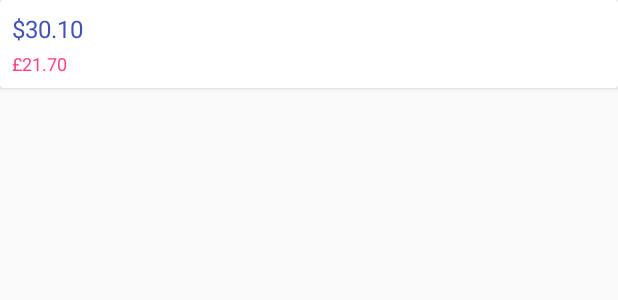
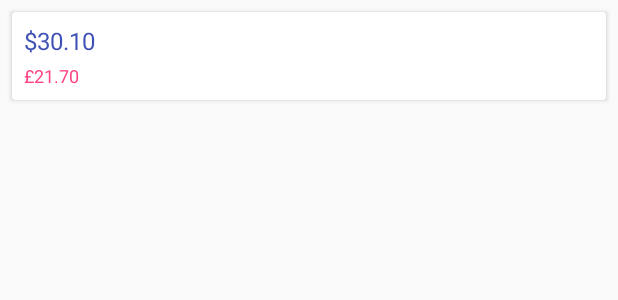
Before and after one commit to akshayt23/TransactionsViewer, an Android app: the layout transaction_item.xml on its own in the app's theme, with its tools: preview values and no code run, on a phone screen of 412 x 824 dp. Shown: the top 300 px of the screen. Run offline under Robolectric (Android 15) with nearby library versions, the phone set to English and light mode, and no system bars.

```diff
--- a/TransactionsViewer/app/src/main/res/layout/transaction_item.xml
+++ b/TransactionsViewer/app/src/main/res/layout/transaction_item.xml
@@ -3,7 +3,9 @@
     android:id="@+id/transaction_card"
     android:layout_width="match_parent"
     android:layout_height="wrap_content"
-    android:layout_marginBottom="@dimen/spacing_medium">
+    android:layout_marginTop="@dimen/spacing_small"
+    android:layout_marginLeft="@dimen/spacing_small"
+    android:layout_marginRight="@dimen/spacing_small">
 
     <RelativeLayout
         android:layout_width="match_parent"
--- a/TransactionsViewer/app/src/main/res/values/colors.xml
+++ b/TransactionsViewer/app/src/main/res/values/colors.xml
@@ -1,6 +1,8 @@
 <?xml version="1.0" encoding="utf-8"?>
 <resources>
     <color name="colorPrimary">#3F51B5</color>
+    <color name="colorPrimaryLight">#5C6BC0</color>
     <color name="colorPrimaryDark">#303F9F</color>
     <color name="colorAccent">#FF4081</color>
+    <color name="white">#FFFFFF</color>
 </resources>
```
Also changed, not shown: TransactionsViewer/app/src/main/java/com/rubberduck/transactionsviewer/presentation/presenter/TransactionsPresenter.java (+16 -0 lines), TransactionsViewer/app/src/main/java/com/rubberduck/transactionsviewer/presentation/view/activity/TransactionsActivity.java (+9 -0 lines), TransactionsViewer/app/src/main/res/layout/activity_transactions.xml (+14 -4 lines).
